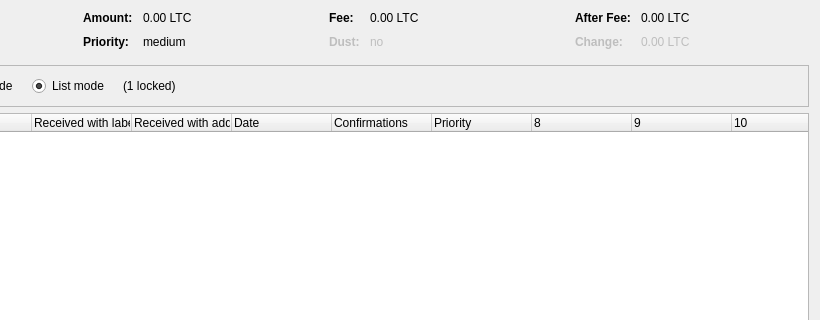
Old version of the form src/qt/forms/coincontroldialog.ui in the repository olker0/BBQCoin; both pictures show x 180 to 1000 and y 0 to 320 of the 1000 by 500 pixel window.
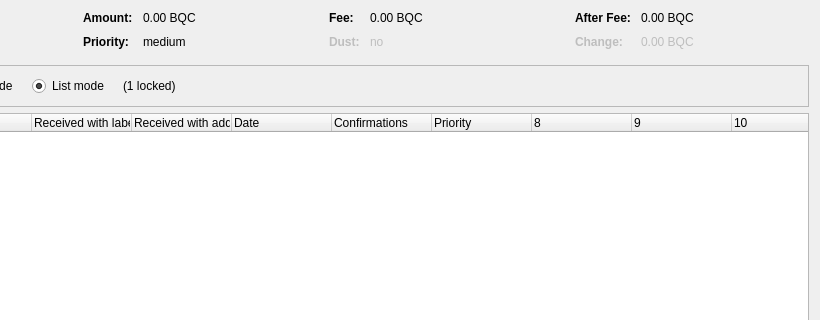
New version of the form. Custom widgets are drawn as their Qt base class.

The edit to the form file:
```diff
--- a/src/qt/forms/coincontroldialog.ui
+++ b/src/qt/forms/coincontroldialog.ui
@@ -132,7 +132,7 @@
           <enum>Qt::ActionsContextMenu</enum>
          </property>
          <property name="text">
-          <string notr="true">0.00 LTC</string>
+          <string notr="true">0.00 BQC</string>
          </property>
          <property name="textInteractionFlags">
           <set>Qt::LinksAccessibleByMouse|Qt::TextSelectableByKeyboard|Qt::TextSelectableByMouse</set>
@@ -206,7 +206,7 @@
           <enum>Qt::ActionsContextMenu</enum>
          </property>
          <property name="text">
-          <string notr="true">0.00 LTC</string>
+          <string notr="true">0.00 BQC</string>
          </property>
          <property name="textInteractionFlags">
           <set>Qt::LinksAccessibleByMouse|Qt::TextSelectableByKeyboard|Qt::TextSelectableByMouse</set>
@@ -286,7 +286,7 @@
           <enum>Qt::ActionsContextMenu</enum>
          </property>
          <property name="text">
-          <string notr="true">0.00 LTC</string>
+          <string notr="true">0.00 BQC</string>
          </property>
          <property name="textInteractionFlags">
           <set>Qt::LinksAccessibleByMouse|Qt::TextSelectableByKeyboard|Qt::TextSelectableByMouse</set>
@@ -321,7 +321,7 @@
           <enum>Qt::ActionsContextMenu</enum>
          </property>
          <property name="text">
-          <string notr="true">0.00 LTC</string>
+          <string notr="true">0.00 BQC</string>
          </property>
          <property name="textInteractionFlags">
           <set>Qt::LinksAccessibleByMouse|Qt::TextSelectableByKeyboard|Qt::TextSelectableByMouse</set>
```
